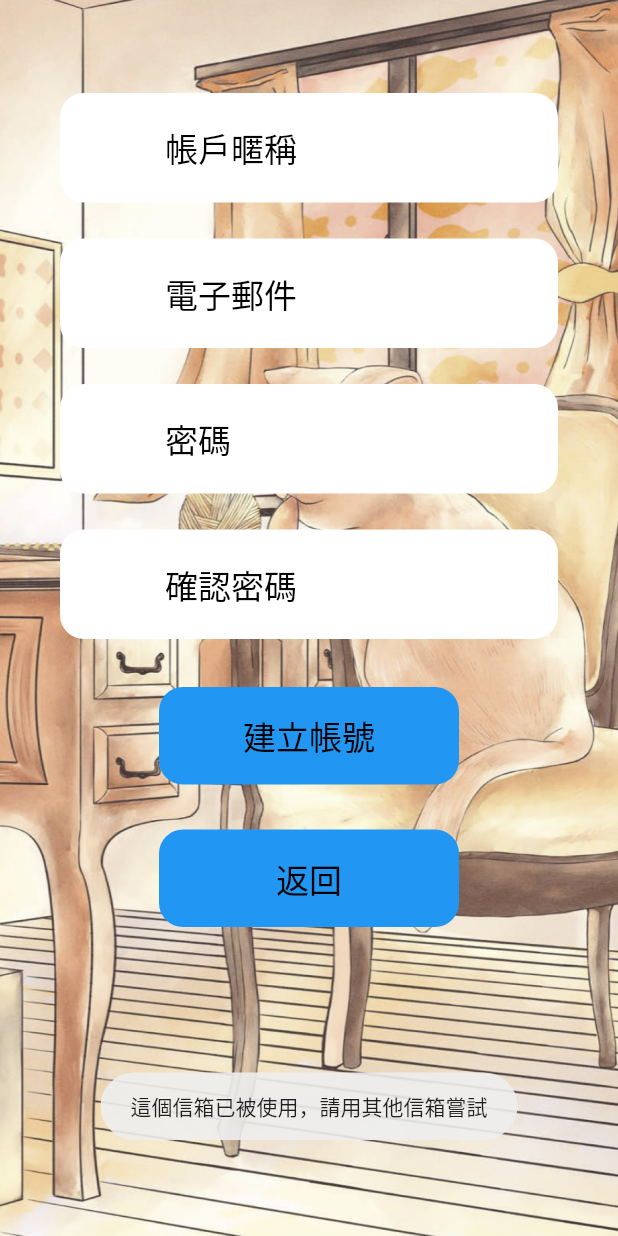
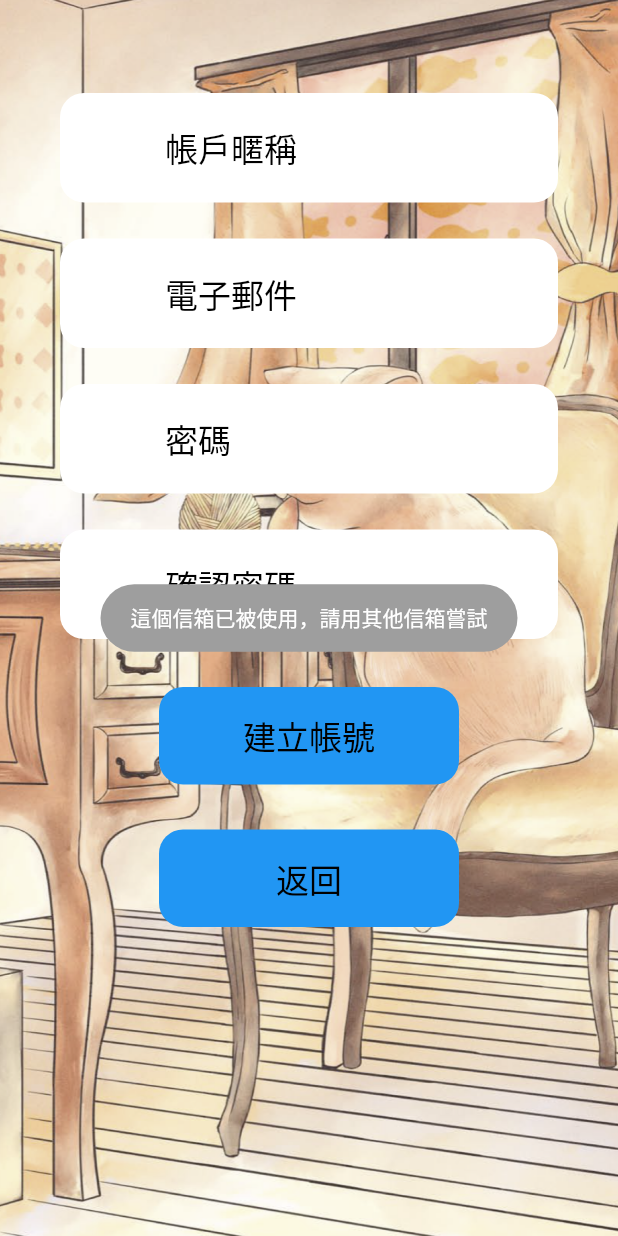
Before and after one commit to elvisPony/petApp, a Flutter app: the creatAccountPage screen opened directly, after a tap on "建立帳號", on a phone screen of 412 x 824 dp. Run offline on Flutter 3.47's test engine with Material 2 defaults, Android fonts, the phone set to English and light mode, and no system bars; our stand-ins replace camera, cloud_firestore, firebase_auth, firebase_core, flutter_easyloading, flutter_local_notifications and 6 more; accounts and stored records are empty.

Commit message:
create account 提示風格改成一致

```diff
--- a/lib/home_page/creatAccount.dart
+++ b/lib/home_page/creatAccount.dart
@@ -190,7 +190,9 @@ class _creatAccountPage extends State<creatAccountPage> {
       DocumentSnapshot doc = await users.doc(_account).get();
 
       if (doc.data() != null) {
-        Fluttertoast.showToast(msg: "這個信箱已被使用，請用其他信箱嘗試");
+        Fluttertoast.showToast(msg: "這個信箱已被使用，請用其他信箱嘗試",backgroundColor: Colors.grey,
+          toastLength: Toast.LENGTH_SHORT,
+          gravity: ToastGravity.CENTER, );
         // Fluttertoast.showToast(
         //   backgroundColor: Colors.grey,
         //   msg: "信箱已使用，請用其他信箱嘗試",
@@ -230,7 +232,9 @@ class _creatAccountPage extends State<creatAccountPage> {
     print(userCredentials);
 
     //EasyLoading.dismiss();
-    Fluttertoast.showToast(msg: "創建帳號成功");
+    Fluttertoast.showToast(msg: "創建帳號成功",backgroundColor: Colors.grey,
+      toastLength: Toast.LENGTH_SHORT,
+      gravity: ToastGravity.CENTER,);
 
     // Navigator.pop(context);
   }
--- a/lib/home_page/login_page.dart
+++ b/lib/home_page/login_page.dart
@@ -175,8 +175,9 @@ class LoginPage extends StatelessWidget {
       print(  password['password']  );
       if (password['password'] != text2) {
       Fluttertoast.showToast(
+
+        msg: "帳號或密碼錯誤，請重新輸入!",
         backgroundColor: Colors.grey,
-        msg: "帳號或密碼錯誤，請重新輸入!",
         toastLength: Toast.LENGTH_SHORT,
         gravity: ToastGravity.CENTER,
       );
```
